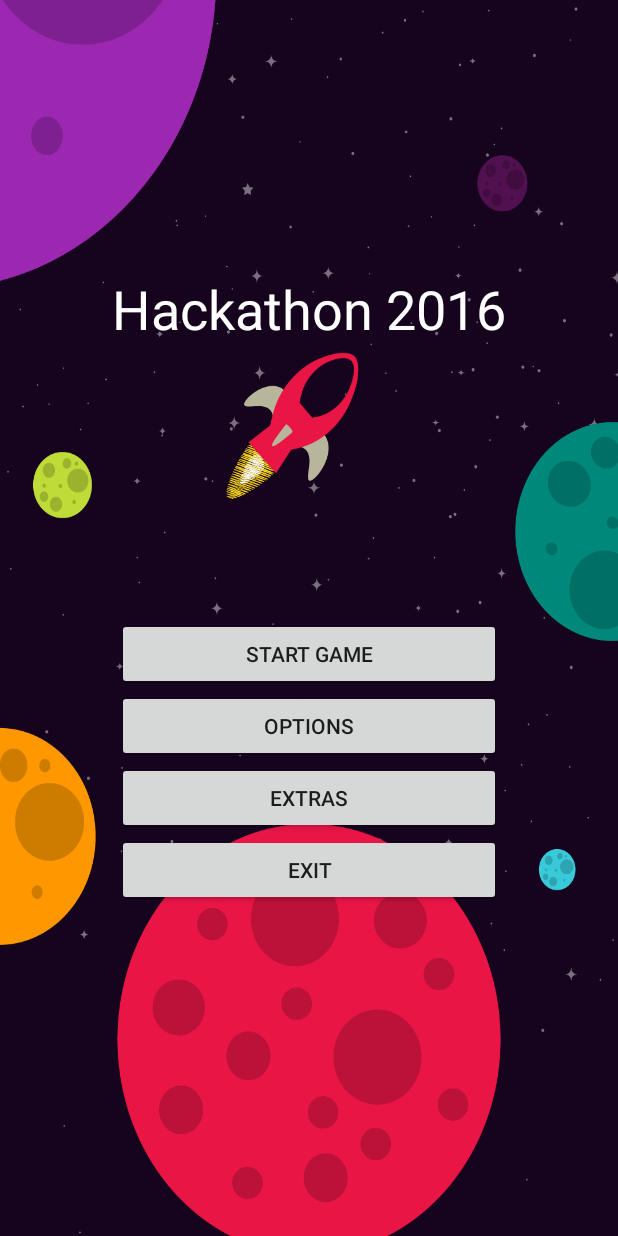
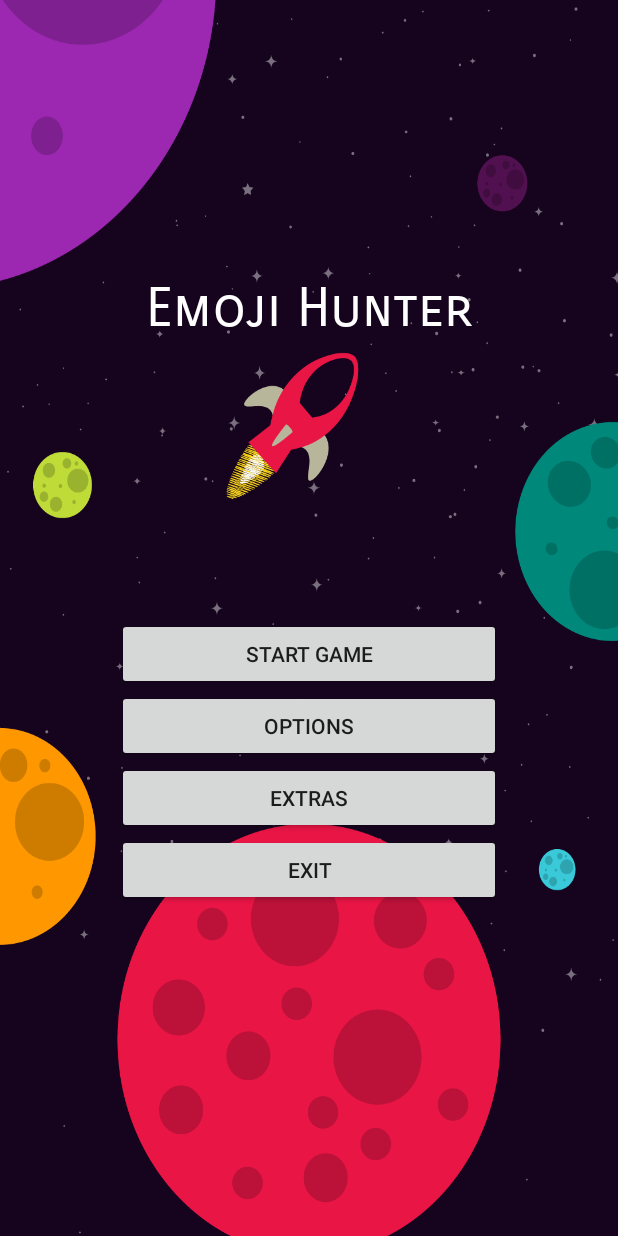
Before and after one commit to skylerreimer/Emoji-Hunter, an Android app: the screen it shows after launch (MainActivity), on a phone screen of 412 x 824 dp. Run offline under Robolectric (Android 15) with nearby library versions, the phone set to English and light mode, and no system bars; 3 statements that could not run were skipped.

Commit message:
Font changes and added nondefault icon

```diff
--- a/app/src/main/AndroidManifest.xml
+++ b/app/src/main/AndroidManifest.xml
@@ -4,7 +4,7 @@
 
     <application
         android:allowBackup="true"
-        android:icon="@mipmap/ic_launcher"
+        android:icon="@drawable/icon"
         android:label="@string/app_name"
         android:supportsRtl="true"
         android:theme="@style/AppTheme">
--- a/app/src/main/res/layout/activity_main.xml
+++ b/app/src/main/res/layout/activity_main.xml
@@ -6,6 +6,7 @@
     android:layout_height="match_parent"
     android:fitsSystemWindows="true"
     android:background="@drawable/background"
+    android:animateLayoutChanges="true"
     tools:context="com.skylerreimer.hackathon2016.MainActivity">
 
     <LinearLayout xmlns:android="http://schemas.android.com/apk/res/android"
@@ -21,6 +22,7 @@
 
             <TextView
                 android:text="@string/app_name"
+                android:fontFamily="sans-serif-smallcaps"
                 android:layout_width="match_parent"
                 android:layout_height="wrap_content"
                 android:gravity="center"
--- a/app/src/main/res/layout/difficulty_select.xml
+++ b/app/src/main/res/layout/difficulty_select.xml
@@ -21,6 +21,7 @@
 
             <TextView
                 android:text="@string/select"
+                android:fontFamily="sans-serif-smallcaps"
                 android:layout_width="match_parent"
                 android:layout_height="wrap_content"
                 android:gravity="center"
@@ -92,12 +93,13 @@
 
             <Button
                 android:text="@string/back"
-                android:layout_width="128dp"
+                android:layout_width="256dp"
                 android:layout_height="wrap_content"
                 android:gravity="center"
                 android:onClick="backButton"/>
 
         </LinearLayout>
+
     </LinearLayout>
 
 </android.support.design.widget.CoordinatorLayout>
--- a/app/src/main/res/layout/options.xml
+++ b/app/src/main/res/layout/options.xml
@@ -21,6 +21,7 @@
 
             <TextView
                 android:text="@string/optionTitle"
+                android:fontFamily="sans-serif-smallcaps"
                 android:layout_width="match_parent"
                 android:layout_height="wrap_content"
                 android:gravity="center"
--- a/app/src/main/res/values/strings.xml
+++ b/app/src/main/res/values/strings.xml
@@ -1,5 +1,5 @@
 <resources>
-    <string name="app_name">Hackathon 2016</string>
+    <string name="app_name">Emoji Hunter</string>
     <string name="action_settings">Settings</string>
 
     <string name="start">Start Game</string>
```
Also changed, not shown: app/src/main/res/drawable-hdpi/icon.png (added), app/src/main/res/drawable-mdpi/background.png (added), app/src/main/res/drawable-mdpi/icon.png (added), app/src/main/res/drawable-xhdpi/background.png (added), app/src/main/res/drawable-xhdpi/icon.png (added), app/src/main/res/drawable-xxhdpi/background.png (added), app/src/main/res/drawable-xxhdpi/icon.png (added).
